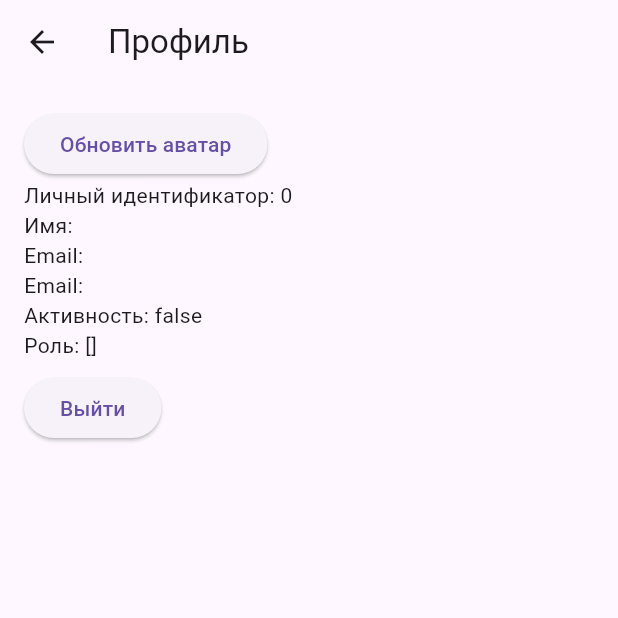
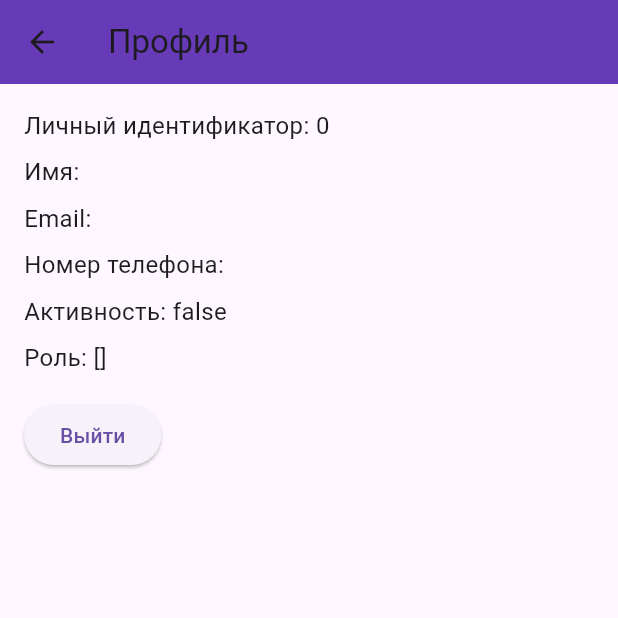
Before and after one commit to AndrushaKuznetsov20/Flutter_, a Flutter app: the LkPageScreen screen opened by its route, on a phone screen of 412 x 824 dp, the top half of it. Run offline on Flutter 3.47's test engine with Material 3 defaults, Android fonts, the phone set to English and light mode, and no system bars; our stand-ins replace image_picker, shared_preferences; missing offline and left inert: dart:ffi; accounts and stored records are empty; network calls fail.

Commit message:
New_commit

```diff
--- a/lib/PageScreen/AdminPageScreen.dart
+++ b/lib/PageScreen/AdminPageScreen.dart
@@ -13,7 +13,7 @@ class AdminPageSceen extends StatelessWidget
   {
     return MaterialApp(
       theme: ThemeData(
-        primarySwatch: Colors.blue,
+        primarySwatch: Colors.deepPurple,
       ),
       home: AdminPageScreen(),
     );
--- a/lib/PageScreen/EditAnnouncement.dart
+++ b/lib/PageScreen/EditAnnouncement.dart
@@ -52,6 +52,7 @@ class _EditAnnouncementState extends State<EditAnnouncement> {
   Widget build(BuildContext context) {
     return Scaffold(
       appBar: AppBar(
+        backgroundColor: Colors.deepPurple,
         title: Text('Редактирование объявления'),
         actions: [
           IconButton(
--- a/lib/PageScreen/LkPageScreen.dart
+++ b/lib/PageScreen/LkPageScreen.dart
@@ -1,5 +1,3 @@
-
-
 import 'package:flutter/material.dart';
 import 'package:http/http.dart' as http;
 import 'package:shared_preferences/shared_preferences.dart';
@@ -34,23 +32,36 @@ class _LkPageScreenState extends State<LkPageScreen> {
     return prefs.getInt('userId');
   }
 
-  Future<void> uploadImage() async {
+  Future<void> displayAvatar() async {
     int? userId = await getUserId();
-    final pickedFile = await picker.getImage(source: ImageSource.gallery);
-    if (pickedFile != null) {
-      final file = File(pickedFile.path);
-      var request = http.MultipartRequest('POST', Uri.parse('http://172.20.10.3:8092/api_users/user/$userId/avatar'));
-      request.files.add(await http.MultipartFile.fromPath('file', file.path));
-      var response = await request.send();
+    var response = await http.get(
+        Uri.parse('http://172.20.10.3:8092/api_users/user/$userId/getAvatar'));
     if (response.statusCode == 200) {
       setState(() {
-          avatarUrl = 'http://172.20.10.3:8092/api_users/user/$userId/avatar';
+        avatarUrl = response.body;
       });
     } else {
       // Handle error
     }
   }
-  }
+
+  // Future<void> uploadImage() async {
+  //   int? userId = await getUserId();
+  //   final pickedFile = await picker.getImage(source: ImageSource.gallery);
+  //   if (pickedFile != null) {
+  //     final file = File(pickedFile.path);
+  //     var request = http.MultipartRequest('PUT', Uri.parse('http://172.20.10.3:8092/api_users/user/$userId/avatar'));
+  //     request.files.add(await http.MultipartFile.fromPath('file', file.path));
+  //     var response = await request.send();
+  //     if (response.statusCode == 200)
+  //     {
+  //
+  //     } else {
+  //       // Handle error
+  //     }
+  //     displayAvatar();
+  //   }
+  // }
   // Future<String?> getUserRole() async {
   //   final prefsRole = await SharedPreferences.getInstance();
   //   return prefsRole.getString('role');
@@ -59,16 +70,15 @@ class _LkPageScreenState extends State<LkPageScreen> {
   Future<void> fingByUser() async
   {
     int? userId = await getUserId();
-    final response = await http.get(Uri.parse('http://172.20.10.3:8092/api_users/user/$userId'));
-    if (response.statusCode == 200)
-    {
+    final response = await http.get(
+        Uri.parse('http://172.20.10.3:8092/api_users/user/$userId'));
+    if (response.statusCode == 200) {
       final jsonData = jsonDecode(response.body);
       setState(() {
         user = ModelUser.fromJson(jsonData);
       });
     }
-    else
-    {
+    else {
       throw Exception('Ошибка загрузки пользователя!');
     }
   }
@@ -77,6 +87,7 @@ class _LkPageScreenState extends State<LkPageScreen> {
   Widget build(BuildContext context) {
     return Scaffold(
       appBar: AppBar(
+        backgroundColor: Colors.deepPurple,
         title: Text('Профиль'),
       ),
       body: Padding(
@@ -84,24 +95,36 @@ class _LkPageScreenState extends State<LkPageScreen> {
         child: Column(
           crossAxisAlignment: CrossAxisAlignment.start,
           children: [
-              if (avatarUrl.isNotEmpty)
-                Image.network(avatarUrl),
-              ElevatedButton(
-                onPressed: uploadImage,
-                child: Text('Обновить аватар'),
+            Text(
+              'Личный идентификатор: ${user?.id}',
+              style: TextStyle(fontSize: 16),
             ),
-              // ElevatedButton(
-              //   onPressed: updateImage,
-              //   child: Text('Update Image'),
-              // ),
-              Text('Личный идентификатор: ${user?.id}'),
-              Text('Имя: ${user?.name}'),
-              Text('Email: ${user?.email}'),
-              Text('Email: ${user?.numberPhone}'),
-              Text('Активность: ${user?.active}'),
-              Text('Роль: ${user?.roles}'),
-              // Text('Объявления: ${user?.announcements}'),
-              SizedBox(height: 8,),
+            SizedBox(height: 8),
+            Text(
+              'Имя: ${user?.name}',
+              style: TextStyle(fontSize: 16),
+            ),
+            SizedBox(height: 8),
+            Text(
+              'Email: ${user?.email}',
+              style: TextStyle(fontSize: 16),
+            ),
+            SizedBox(height: 8),
+            Text(
+              'Номер телефона: ${user?.numberPhone}',
+              style: TextStyle(fontSize: 16),
+            ),
+            SizedBox(height: 8),
+            Text(
+              'Активность: ${user?.active}',
+              style: TextStyle(fontSize: 16),
+            ),
+            SizedBox(height: 8),
+            Text(
+              'Роль: ${user?.roles}',
+              style: TextStyle(fontSize: 16),
+            ),
+            SizedBox(height: 16),
             ElevatedButton(
               onPressed: () {
                 Navigator.of(context).pushReplacement(
@@ -112,8 +135,8 @@ class _LkPageScreenState extends State<LkPageScreen> {
               },
               child: Text('Выйти'),
             ),
-            if(user != null && user!.roles.contains("ROLE_USER"))...[
-              SizedBox(height: 8,),
+            if (user != null && user!.roles.contains("ROLE_USER")) ...[
+              SizedBox(height: 16),
               ElevatedButton(
                 onPressed: () {
                   Navigator.of(context).pushReplacement(
@@ -125,24 +148,20 @@ class _LkPageScreenState extends State<LkPageScreen> {
                 child: Text('Мои объявления'),
               ),
             ],
-              SizedBox(height: 8,),
-              if(user != null && user!.roles.contains("ROLE_USER"))...[
+            if (user != null && user!.roles.contains("ROLE_USER")) ...[
+              SizedBox(height: 16),
               ElevatedButton(
                 onPressed: () {
-                  //for(String role in user!.roles) {
-                  //if(role == "ROLE_USER")[
                   Navigator.of(context).pushReplacement(
                     MaterialPageRoute(
                       builder: (context) => MyResponses(),
                     ),
                   );
-                  // ];
-                  //}
                 },
                 child: Text('Избранное'),
               ),
             ],
-            ]
+          ],
         ),
       ),
     );
--- a/lib/PageScreen/LoginScreen.dart
+++ b/lib/PageScreen/LoginScreen.dart
@@ -15,6 +15,7 @@ class LoginScreen extends StatelessWidget {
   Widget build(BuildContext context) {
     return Scaffold(
       appBar: AppBar(
+        backgroundColor: Colors.deepPurple,
         title: Text('Авторизация'),
         automaticallyImplyLeading: false,
       ),
--- a/lib/PageScreen/ModerPageScreen.dart
+++ b/lib/PageScreen/ModerPageScreen.dart
@@ -9,7 +9,7 @@ class ModerPageSceen extends StatelessWidget {
   Widget build(BuildContext context) {
     return MaterialApp(
       theme: ThemeData(
-        primarySwatch: Colors.blue,
+        primarySwatch: Colors.deepPurple,
       ),
       home: ModerPageScreen(),
     );
--- a/lib/PageScreen/MyAnnouncement.dart
+++ b/lib/PageScreen/MyAnnouncement.dart
@@ -61,6 +61,7 @@ class MyAnnouncementState extends State<MyAnnouncement> {
     return MaterialApp(
       home: Scaffold(
         appBar: AppBar(
+          backgroundColor: Colors.deepPurple,
           title: Text('Список объявлений'),
           leading: IconButton(
             icon: Icon(Icons.arrow_back),
--- a/lib/PageScreen/MyResponses.dart
+++ b/lib/PageScreen/MyResponses.dart
@@ -69,6 +69,7 @@ class MyResponsestState extends State<MyResponses> {
     return MaterialApp(
       home: Scaffold(
         appBar: AppBar(
+          backgroundColor: Colors.deepPurple,
           title: Text('Список откликов'),
           leading: IconButton(
             icon: Icon(Icons.arrow_back),
--- a/lib/PageScreen/RegisterScreen.dart
+++ b/lib/PageScreen/RegisterScreen.dart
@@ -13,6 +13,7 @@ class RegisterScreen extends StatelessWidget {
   Widget build(BuildContext context) {
     return Scaffold(
       appBar: AppBar(
+        backgroundColor: Colors.deepPurple,
         title: Text('Регистрация'),
       ),
       body: Padding(
--- a/lib/PageScreen/UserPageScreen.dart
+++ b/lib/PageScreen/UserPageScreen.dart
@@ -41,6 +41,7 @@ class _HomeState extends State<Home> {
   Widget build(BuildContext context) {
     return Scaffold(
       appBar: AppBar(
+        backgroundColor: Colors.deepPurple,
         title: Text('Поиск вакансий'),
         actions: [
           IconButton(
```
Also changed, not shown: lib/PageScreen/AnnouncementPageScreen.dart (+42 -7 lines). Lines whose indentation alone changed are shown as unchanged.
